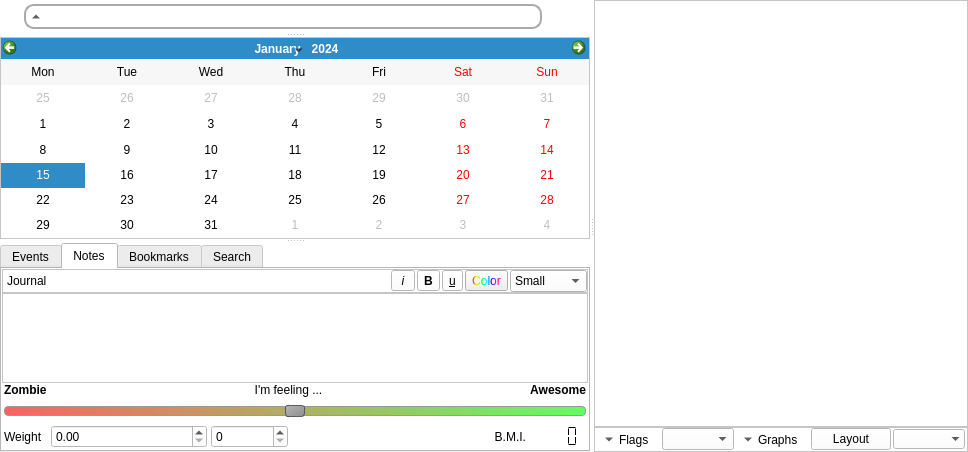
Qt form oscar/daily.ui (littleyoda/oscar) before a commit.
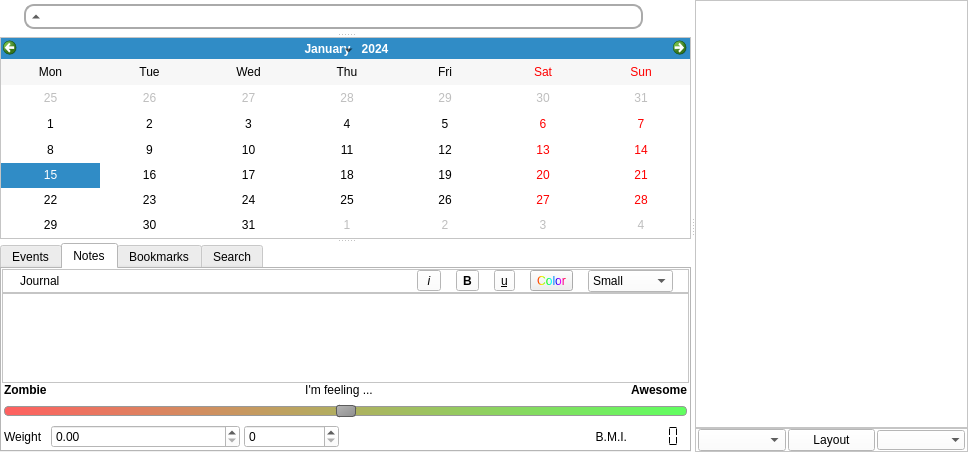
The same form after that commit. Icons and pictures are not drawn.

Commit message: added hise-show button the daily events combo && cleanup - removed unused toggle code & ui

The edit to the form file:
```diff
--- a/oscar/daily.ui
+++ b/oscar/daily.ui
@@ -1475,44 +1475,6 @@
           <property name="bottomMargin">
            <number>0</number>
           </property>
-          <item>
-           <widget class="QToolButton" name="toggleEvents">
-            <property name="styleSheet">
-             <string notr="true">QToolButton {
- background: transparent;
- border-radius: 8px;
- border: 2px solid transparent;
-}
-
-QToolButton:hover {
- border: 2px solid #456789;
-}
-
-QToolButton:pressed {
- border: 2px solid #456789;
- background-color: #89abcd;
-}</string>
-            </property>
-            <property name="text">
-             <string>Flags</string>
-            </property>
-            <property name="checkable">
-             <bool>true</bool>
-            </property>
-            <property name="checked">
-             <bool>true</bool>
-            </property>
-            <property name="toolButtonStyle">
-             <enum>Qt::ToolButtonTextBesideIcon</enum>
-            </property>
-            <property name="autoRaise">
-             <bool>false</bool>
-            </property>
-            <property name="arrowType">
-             <enum>Qt::DownArrow</enum>
-            </property>
-           </widget>
-          </item>
           <item>
            <widget class="QComboBox" name="eventsCombo">
             <property name="maxVisibleItems">
@@ -1527,41 +1489,6 @@
             </property>
            </layout>
           </item>
-          <item>
-           <widget class="QToolButton" name="toggleGraphs">
-            <property name="styleSheet">
-             <string notr="true">QToolButton {
- background: transparent;
- border-radius: 8px;
- border: 2px solid transparent;
-}
-
-QToolButton:hover {
- border: 2px solid #456789;
-}
-
-QToolButton:pressed {
- border: 2px solid #456789;
- background-color: #89abcd;
-}</string>
-            </property>
-            <property name="text">
-             <string>Graphs</string>
-            </property>
-            <property name="checkable">
-             <bool>true</bool>
-            </property>
-            <property name="toolButtonStyle">
-             <enum>Qt::ToolButtonTextBesideIcon</enum>
-            </property>
-            <property name="autoRaise">
-             <bool>false</bool>
-            </property>
-            <property name="arrowType">
-             <enum>Qt::DownArrow</enum>
-            </property>
-           </widget>
-          </item>
           <item>
            <widget class="QPushButton" name="layout">
             <property name="text">
```
The commit also changes 2 other files.
